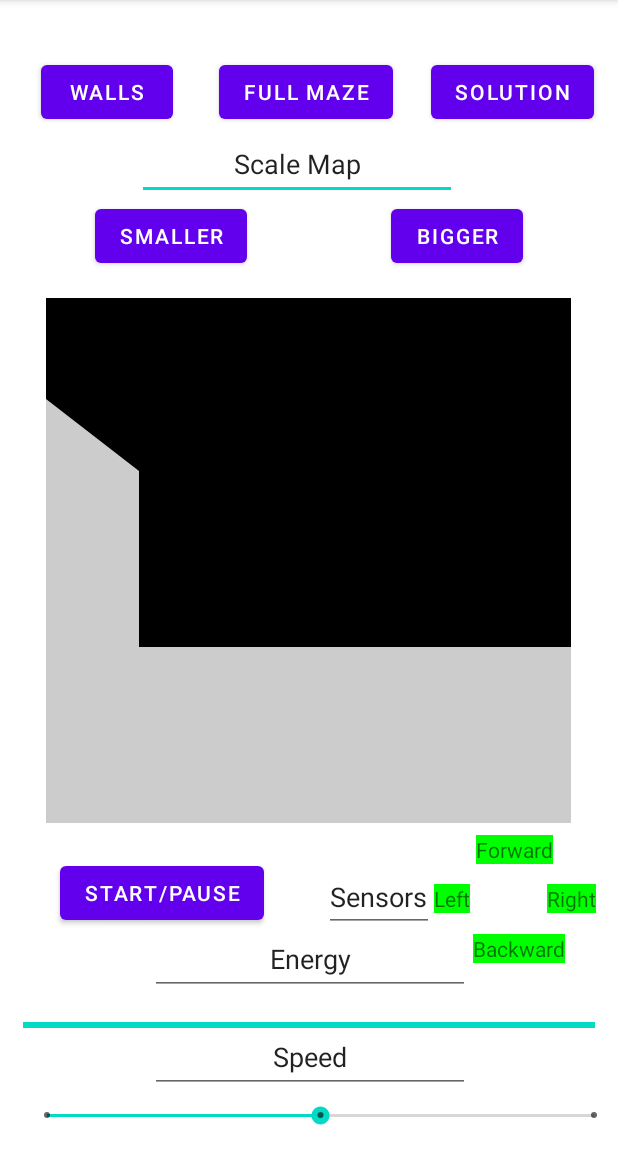
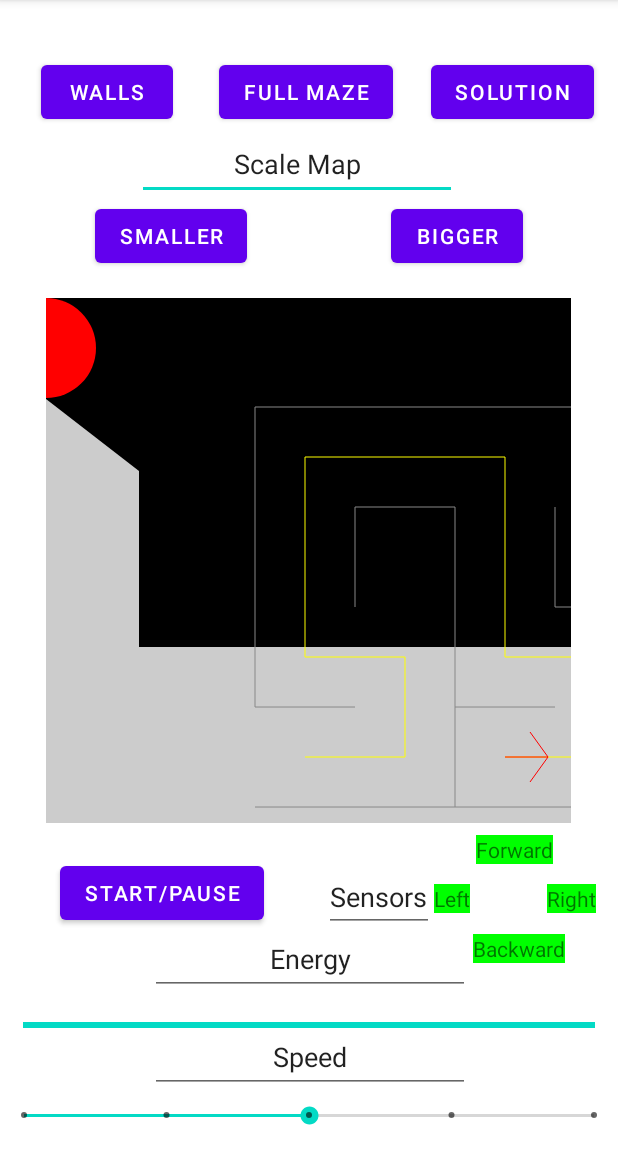
Before and after one commit to githubamp/AMazeByAlexPopa, an Android app: the PlayAnimationActivity screen opened directly, with no data from a screen before it, on a phone screen of 412 x 824 dp, the part 84-1236 px from its top. Run offline under Robolectric (Android 15) with nearby library versions, the phone set to English and light mode, and no system bars; 1 statement that could not run was skipped.

Commit message:
Added vibration and made maze and solution pull up for PlayAnimation

```diff
--- a/app/src/main/AndroidManifest.xml
+++ b/app/src/main/AndroidManifest.xml
@@ -2,6 +2,8 @@
 <manifest xmlns:android="http://schemas.android.com/apk/res/android"
     xmlns:tools="http://schemas.android.com/tools"
     package="edu.wm.cs.cs301.AlexPopa">
+
+    <uses-permission android:name="android.permission.VIBRATE" />
 
     <application
         android:allowBackup="true"
--- a/app/src/main/java/edu/wm/cs/cs301/AlexPopa/gui/StatePlaying.java
+++ b/app/src/main/java/edu/wm/cs/cs301/AlexPopa/gui/StatePlaying.java
@@ -137,6 +137,13 @@ public class StatePlaying{
     	seenCells = null;
     	cr = null;
     }
+
+    private boolean robotTime;
+
+    public void setRobotTime(boolean b){
+        robotTime = b;
+    }
+
     /**
      * Provides the maze to play.
      * @param maze a fully operational complete maze ready to play
@@ -163,17 +170,17 @@ public class StatePlaying{
         // keep the reference to the panel for drawing
         this.panel = panel;
         // if the wizard is active, always have the maze and solution on screen
-        /*if(controller.isWizardTime() || controller.isFollowerTime() || controller.isSmartTime()) {
+        if(robotTime == true) {
         	showMaze = true;
             showSolution = true;
 	        mapMode = true;
 
 	    // else have it turned off
-        }else {*/
+        }else {
 	        showMaze = false ;
 	        showSolution = false ;
 	        mapMode = false;
-        //}
+        }
 
         // adjust internal state of maze model
         // init data structure for visible walls
@@ -217,13 +224,6 @@ public class StatePlaying{
         setCurrentPosition(start[0],start[1]) ;
         cd = CardinalDirection.East;
 	}
-
-	/**
-     * Switches the controller to the final screen
-     * @param pathLength gives the length of the path
-     */
-
-
 
     /**
      * The method provides an appropriate response to user keyboard input.
--- a/app/src/main/res/layout/driver_maze.xml
+++ b/app/src/main/res/layout/driver_maze.xml
@@ -186,11 +186,10 @@
         style="@style/Widget.AppCompat.SeekBar.Discrete"
         android:layout_width="0dp"
         android:layout_height="wrap_content"
-        android:layout_marginStart="15dp"
         android:layout_marginTop="4dp"
         android:layout_marginBottom="13dp"
-        android:max="2"
-        android:progress="1"
+        android:max="4"
+        android:progress="2"
         app:layout_constraintBottom_toBottomOf="parent"
         app:layout_constraintEnd_toEndOf="parent"
         app:layout_constraintStart_toStartOf="parent"
```
Also changed, not shown: app/src/main/java/edu/wm/cs/cs301/AlexPopa/gui/PlayAnimationActivity.java (+39 -26 lines), app/src/main/java/edu/wm/cs/cs301/AlexPopa/gui/WinningActivity.java (+7 -0 lines).
